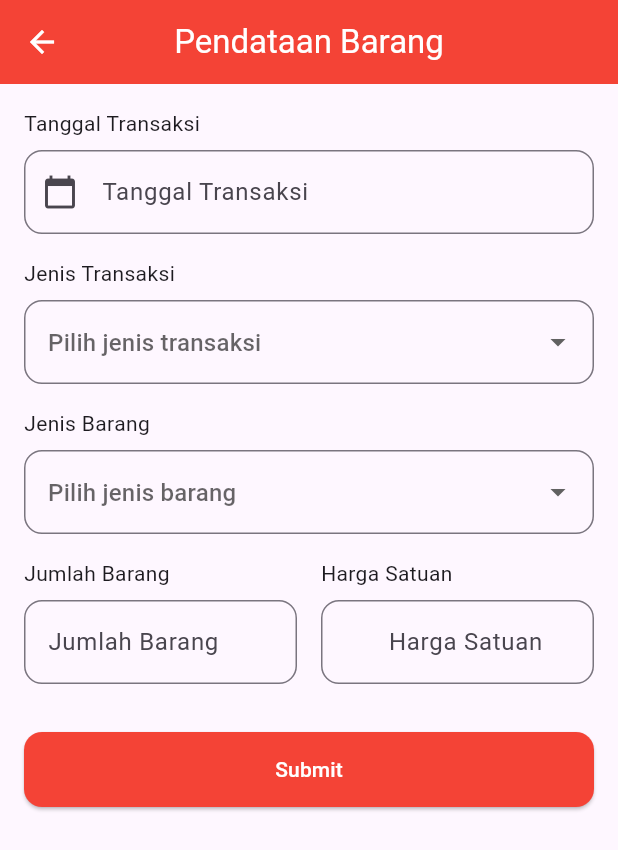
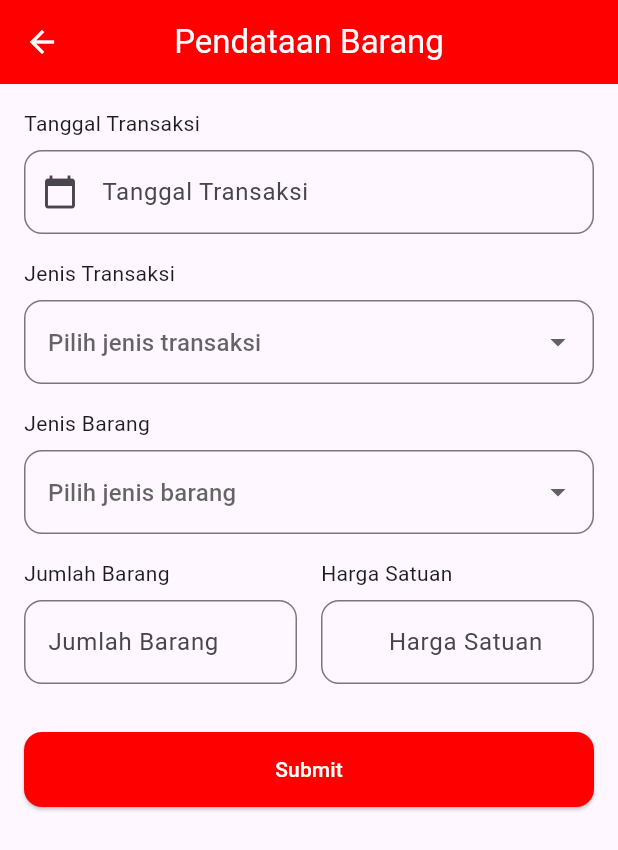
Before and after one commit to adwitafernanda/20220140045_UCP1Flutter, a Flutter app: the DataBarang screen opened directly, on a phone screen of 412 x 824 dp. Shown: the top 850 px of the screen. Run offline on Flutter 3.47's test engine with Material 3 defaults, Android fonts, the phone set to English and light mode, and no system bars.

Commit message:
solved error and add scrollview on data barang

```diff
--- a/lib/databarangpage.dart
+++ b/lib/databarangpage.dart
@@ -1,4 +1,6 @@
 import 'package:flutter/material.dart';
+import 'package:ucp1/detaildatabarang.dart';
+import 'package:intl/intl.dart';
 
 class DataBarang extends StatefulWidget {
   const DataBarang({super.key});
@@ -99,7 +101,7 @@ class _DataBarangState extends State<DataBarang> {
         ),
         title: const Text('Pendataan Barang', style: TextStyle(color: Colors.white)),
         centerTitle: true,
-        backgroundColor: Colors.red,
+        backgroundColor: const Color.fromARGB(255, 255, 0, 0),
       ),
       body: SafeArea(
         child: SingleChildScrollView(
@@ -206,7 +208,7 @@ class _DataBarangState extends State<DataBarang> {
                   height: 50,
                   child: ElevatedButton(
                     style: ElevatedButton.styleFrom(
-                      backgroundColor: Colors.red,
+                      backgroundColor: const Color.fromARGB(255, 255, 0, 0),
                       shape: RoundedRectangleBorder(borderRadius: BorderRadius.circular(12)),
                     ),
                     onPressed: _isLoading ? null : _submitForm,
--- a/lib/datapelangganpage.dart
+++ b/lib/datapelangganpage.dart
@@ -1,5 +1,5 @@
 import 'package:flutter/material.dart';
-import 'package:ucp1/detailpelanggan.dart';
+import 'package:ucp1/detailpelangganpage.dart';
 
 class DataPelanggan extends StatefulWidget {
   const DataPelanggan({super.key});
--- a/lib/datapiketpage.dart
+++ b/lib/datapiketpage.dart
@@ -1,5 +1,6 @@
 import 'package:flutter/material.dart';
 import 'package:ucp1/detailpiketpage.dart';
+import 'package:intl/intl.dart';
 
 class DataPiket extends StatefulWidget {
   final String nama;
--- a/lib/detaildatabarang.dart
+++ b/lib/detaildatabarang.dart
@@ -20,7 +20,7 @@ class DetailDataBarang extends StatelessWidget {
     @override
   Widget build(BuildContext context) {
     return Scaffold(
-      body: SafeArea(
+      body: SingleChildScrollView(
         child: Padding(
           padding: const EdgeInsets.symmetric(horizontal: 20.0),
           child: Column(
@@ -43,9 +43,9 @@ class DetailDataBarang extends StatelessWidget {
                       shape: BoxShape.circle,
                     ),
                     child: const Icon(
-                      Icons.check,
+                      Icons.check_circle_outline,
                       color: Colors.white,
-                      size: 30,
+                      size: 70,
                     ),
                   ),
                 ),
--- a/lib/detailpelangganpage.dart
+++ b/lib/detailpelangganpage.dart
@@ -23,7 +23,7 @@ class DetailPelangganPage extends StatelessWidget {
     return Scaffold(
       backgroundColor: const Color(0xFFFDF8F5),
       appBar: AppBar(
-        backgroundColor: const Color(0xFFFE5A28),
+        backgroundColor: const Color.fromARGB(255, 255, 0, 0),
         leading: IconButton(
           icon: const Icon(Icons.arrow_back, color: Colors.white),
           onPressed: () {
@@ -76,7 +76,7 @@ class DetailPelangganPage extends StatelessWidget {
               width: double.infinity,
               child: ElevatedButton(
                 style: ElevatedButton.styleFrom(
-                  backgroundColor: const Color(0xFFFE5A28),
+                  backgroundColor: const Color.fromARGB(255, 255, 0, 0),
                   padding: const EdgeInsets.symmetric(vertical: 16),
                   shape: RoundedRectangleBorder(
                     borderRadius: BorderRadius.circular(12),
--- a/lib/homepage.dart
+++ b/lib/homepage.dart
@@ -1,5 +1,9 @@
 import 'package:flutter/material.dart';
+import 'package:ucp1/databarangpage.dart';
+import 'package:ucp1/datapelangganpage.dart';
 import 'package:ucp1/datapiketpage.dart';
+import 'package:ucp1/loginpage.dart';
+
 
 class HomePage extends StatefulWidget {
   final String nama;
@@ -92,7 +96,7 @@ class _HomePageState extends State<HomePage> {
                   onTap: () {
                     Navigator.push(
                         context,
-                        MaterialPageRoute(builder: (context) => DataPiket()),
+                        MaterialPageRoute(builder: (context) => DataPiket(nama:'')),
                       );
                   },
                 ),
```
Also changed, not shown: 6 other files.
